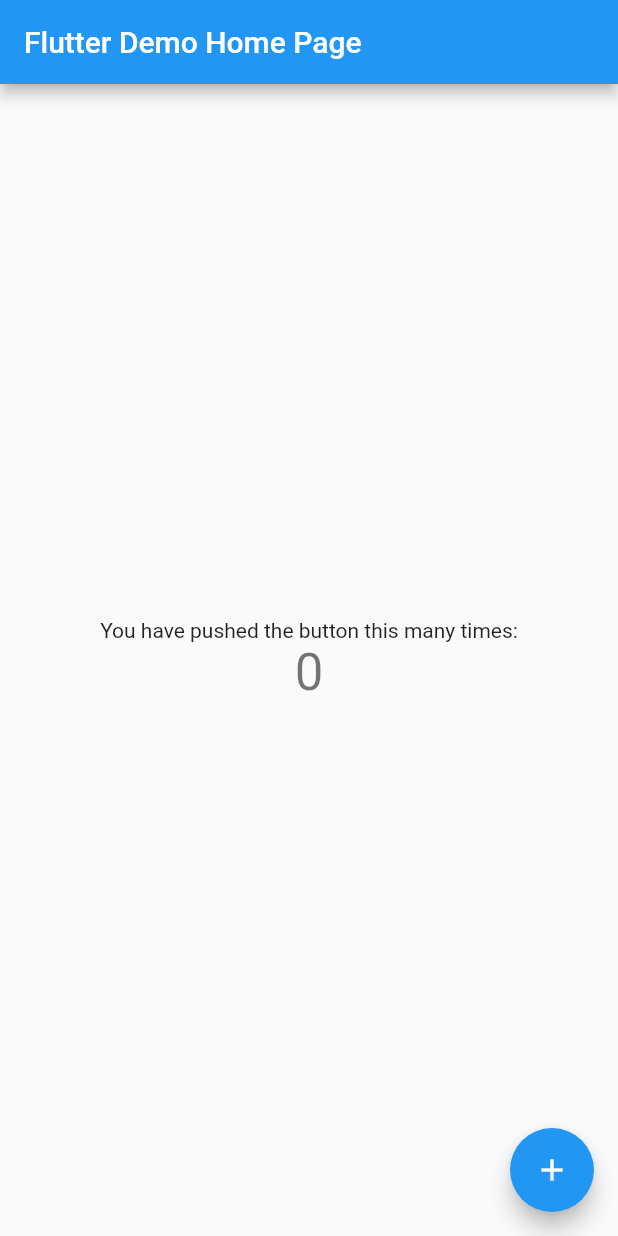
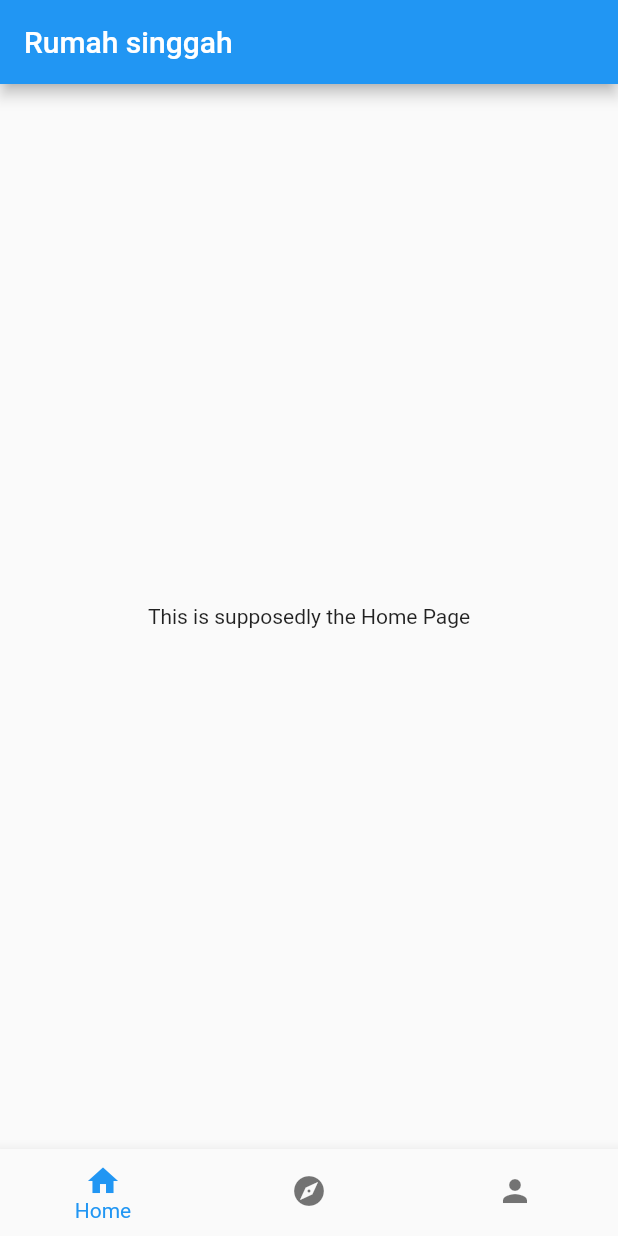
Before and after one commit to PBP-C05/do-nasi-mobile, a Flutter app: the screen it shows after launch, on a phone screen of 412 x 824 dp. Run offline on Flutter 3.47's test engine with Material 2 defaults, Android fonts, the phone set to English and light mode, and no system bars.

Commit message:
add skeleton bottom navbar routing

```diff
--- a/lib/main.dart
+++ b/lib/main.dart
@@ -1,3 +1,5 @@
+import 'package:do_nasi/views/dummy_counter.dart';
+import 'package:do_nasi/views/home_page.dart';
 import 'package:flutter/material.dart';
 
 void main() {
@@ -13,103 +15,58 @@ class MyApp extends StatelessWidget {
     return MaterialApp(
       title: 'Flutter Demo',
       theme: ThemeData(
-        // This is the theme of your application.
-        //
-        // Try running your application with "flutter run". You'll see the
-        // application has a blue toolbar. Then, without quitting the app, try
-        // changing the primarySwatch below to Colors.green and then invoke
-        // "hot reload" (press "r" in the console where you ran "flutter run",
-        // or simply save your changes to "hot reload" in a Flutter IDE).
-        // Notice that the counter didn't reset back to zero; the application
-        // is not restarted.
-        primarySwatch: Colors.blue,
+        primaryColor: Colors.blueGrey[50],
       ),
-      home: const MyHomePage(title: 'Flutter Demo Home Page'),
+      home: const MainPage(title: 'Flutter App'),
     );
   }
 }
 
-class MyHomePage extends StatefulWidget {
-  const MyHomePage({super.key, required this.title});
-
-  // This widget is the home page of your application. It is stateful, meaning
-  // that it has a State object (defined below) that contains fields that affect
-  // how it looks.
-
-  // This class is the configuration for the state. It holds the values (in this
-  // case the title) provided by the parent (in this case the App widget) and
-  // used by the build method of the State. Fields in a Widget subclass are
-  // always marked "final".
+class MainPage extends StatefulWidget {
+  const MainPage({super.key, required this.title});
 
   final String title;
 
   @override
-  State<MyHomePage> createState() => _MyHomePageState();
+  State<MainPage> createState() => _MainPageState();
 }
 
-class _MyHomePageState extends State<MyHomePage> {
-  int _counter = 0;
-
-  void _incrementCounter() {
-    setState(() {
-      // This call to setState tells the Flutter framework that something has
-      // changed in this State, which causes it to rerun the build method below
-      // so that the display can reflect the updated values. If we changed
-      // _counter without calling setState(), then the build method would not be
-      // called again, and so nothing would appear to happen.
-      _counter++;
-    });
-  }
+class _MainPageState extends State<MainPage> {
+  int navbarIndex = 0;
+  final screens = [
+    MyHomePage(),
+    DummyPage(),
+    ];
 
   @override
   Widget build(BuildContext context) {
-    // This method is rerun every time setState is called, for instance as done
-    // by the _incrementCounter method above.
-    //
-    // The Flutter framework has been optimized to make rerunning build methods
-    // fast, so that you can just rebuild anything that needs updating rather
-    // than having to individually change instances of widgets.
     return Scaffold(
-      appBar: AppBar(
-        // Here we take the value from the MyHomePage object that was created by
-        // the App.build method, and use it to set our appbar title.
-        title: Text(widget.title),
-      ),
-      body: Center(
-        // Center is a layout widget. It takes a single child and positions it
-        // in the middle of the parent.
-        child: Column(
-          // Column is also a layout widget. It takes a list of children and
-          // arranges them vertically. By default, it sizes itself to fit its
-          // children horizontally, and tries to be as tall as its parent.
-          //
-          // Invoke "debug painting" (press "p" in the console, choose the
-          // "Toggle Debug Paint" action from the Flutter Inspector in Android
-          // Studio, or the "Toggle Debug Paint" command in Visual Studio Code)
-          // to see the wireframe for each widget.
-          //
-          // Column has various properties to control how it sizes itself and
-          // how it positions its children. Here we use mainAxisAlignment to
-          // center the children vertically; the main axis here is the vertical
-          // axis because Columns are vertical (the cross axis would be
-          // horizontal).
-          mainAxisAlignment: MainAxisAlignment.center,
-          children: <Widget>[
-            const Text(
-              'You have pushed the button this many times:',
+      // appBar: AppBar(
+      //   title: Text(widget.title),
+      // ),
+      body: screens[navbarIndex],
+      bottomNavigationBar: SizedBox(
+        height: 58,
+        child: BottomNavigationBar(
+          currentIndex: navbarIndex,
+          onTap: (value) => setState(() => navbarIndex = value),
+          showUnselectedLabels: false,
+          items: const <BottomNavigationBarItem>[
+            BottomNavigationBarItem(
+              icon: Icon(Icons.home),
+              label: 'Home',
             ),
-            Text(
-              '$_counter',
-              style: Theme.of(context).textTheme.headline4,
+            BottomNavigationBarItem(
+              icon: Icon(Icons.explore),
+              label: 'Explore',
+            ),
+            BottomNavigationBarItem(
+              icon: Icon(Icons.person),
+              label: 'Profile',
             ),
           ],
         ),
       ),
-      floatingActionButton: FloatingActionButton(
-        onPressed: _incrementCounter,
-        tooltip: 'Increment',
-        child: const Icon(Icons.add),
-      ), // This trailing comma makes auto-formatting nicer for build methods.
     );
   }
 }
```
